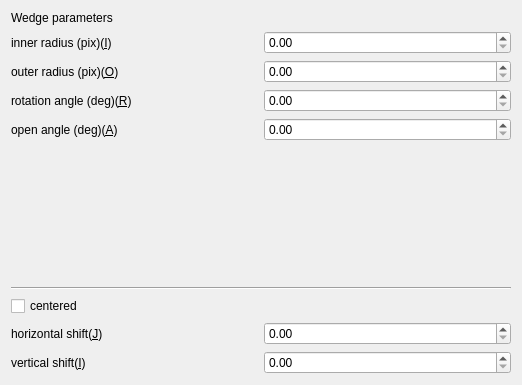
First picture: the form in ui/uiWidgetMaskWedge.ui, repository ManifoldsHu/FourDExplorer, before the edit.
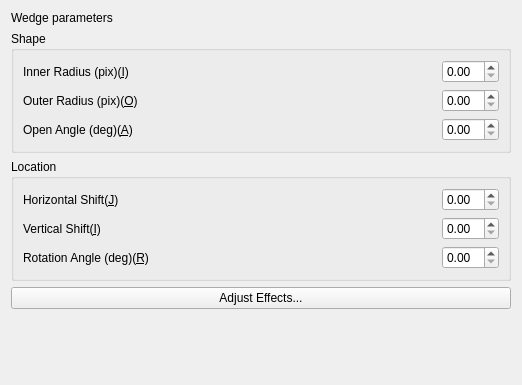
Second picture: the form after the edit.

Commit message: add Ring, Wedge, Rectangle, Ellipse, RegularPolygons in the Virtual Image page as masks.

The edit to the form file:
```diff
--- a/ui/uiWidgetMaskWedge.ui
+++ b/ui/uiWidgetMaskWedge.ui
@@ -13,9 +13,7 @@
   <property name="windowTitle">
    <string>Form</string>
   </property>
-  <layout class="QVBoxLayout" name="verticalLayout_2">
-   <item>
-    <layout class="QVBoxLayout" name="verticalLayout">
+  <layout class="QVBoxLayout" name="verticalLayout_3">
      <item>
       <widget class="QLabel" name="label_wedge_parameter">
        <property name="text">
@@ -24,17 +22,36 @@
       </widget>
      </item>
      <item>
+    <widget class="QGroupBox" name="groupBox">
+     <property name="title">
+      <string>Shape</string>
+     </property>
+     <layout class="QVBoxLayout" name="verticalLayout_2">
+      <item>
       <layout class="QHBoxLayout" name="horizontalLayout">
        <item>
         <widget class="QLabel" name="label_wedge_inner">
          <property name="text">
-          <string>inner radius (pix)(&amp;I)</string>
+           <string>Inner Radius (pix)(&amp;I)</string>
          </property>
          <property name="buddy">
           <cstring>doubleSpinBox_wedge_inner</cstring>
          </property>
         </widget>
        </item>
+        <item>
+         <spacer name="horizontalSpacer">
+          <property name="orientation">
+           <enum>Qt::Horizontal</enum>
+          </property>
+          <property name="sizeHint" stdset="0">
+           <size>
+            <width>40</width>
+            <height>20</height>
+           </size>
+          </property>
+         </spacer>
+        </item>
        <item>
         <widget class="QDoubleSpinBox" name="doubleSpinBox_wedge_inner"/>
        </item>
@@ -45,91 +62,95 @@
        <item>
         <widget class="QLabel" name="label_wedge_outer">
          <property name="text">
-          <string>outer radius (pix)(&amp;O)</string>
+           <string>Outer Radius (pix)(&amp;O)</string>
          </property>
          <property name="buddy">
           <cstring>doubleSpinBox_wedge_outer</cstring>
          </property>
         </widget>
        </item>
+        <item>
+         <spacer name="horizontalSpacer_2">
+          <property name="orientation">
+           <enum>Qt::Horizontal</enum>
+          </property>
+          <property name="sizeHint" stdset="0">
+           <size>
+            <width>40</width>
+            <height>20</height>
+           </size>
+          </property>
+         </spacer>
+        </item>
        <item>
         <widget class="QDoubleSpinBox" name="doubleSpinBox_wedge_outer"/>
        </item>
       </layout>
      </item>
-     <item>
-      <layout class="QHBoxLayout" name="horizontalLayout_3">
-       <item>
-        <widget class="QLabel" name="label_wedge_rotate_angle">
-         <property name="text">
-          <string>rotation angle (deg)(&amp;R)</string>
-         </property>
-         <property name="buddy">
-          <cstring>doubleSpinBox_wedge_rotate_angle</cstring>
-         </property>
-        </widget>
-       </item>
-       <item>
-        <widget class="QDoubleSpinBox" name="doubleSpinBox_wedge_rotate_angle"/>
-       </item>
-      </layout>
-     </item>
      <item>
       <layout class="QHBoxLayout" name="horizontalLayout_4">
        <item>
         <widget class="QLabel" name="label_wedge_open_angle">
          <property name="text">
-          <string>open angle (deg)(&amp;A)</string>
+           <string>Open Angle (deg)(&amp;A)</string>
          </property>
          <property name="buddy">
           <cstring>doubleSpinBox_wedge_open_angle</cstring>
          </property>
         </widget>
        </item>
+        <item>
+         <spacer name="horizontalSpacer_4">
+          <property name="orientation">
+           <enum>Qt::Horizontal</enum>
+          </property>
+          <property name="sizeHint" stdset="0">
+           <size>
+            <width>40</width>
+            <height>20</height>
+           </size>
+          </property>
+         </spacer>
+        </item>
        <item>
         <widget class="QDoubleSpinBox" name="doubleSpinBox_wedge_open_angle"/>
        </item>
       </layout>
      </item>
-     <item>
-      <spacer name="verticalSpacer">
-       <property name="orientation">
-        <enum>Qt::Vertical</enum>
-       </property>
-       <property name="sizeHint" stdset="0">
-        <size>
-         <width>20</width>
-         <height>40</height>
-        </size>
-       </property>
-      </spacer>
-     </item>
-     <item>
-      <widget class="Line" name="line_3">
-       <property name="orientation">
-        <enum>Qt::Horizontal</enum>
-       </property>
+     </layout>
       </widget>
      </item>
      <item>
-      <widget class="QCheckBox" name="checkBox_wedge_is_center">
-       <property name="text">
-        <string>centered</string>
-       </property>
-      </widget>
-     </item>
+    <widget class="QGroupBox" name="groupBox_2">
+     <property name="title">
+      <string>Location</string>
+     </property>
+     <layout class="QVBoxLayout" name="verticalLayout">
      <item>
       <layout class="QHBoxLayout" name="horizontalLayout_6">
        <item>
         <widget class="QLabel" name="label_wedge_center_j">
          <property name="text">
-          <string>horizontal shift(&amp;J)</string>
+           <string>Horizontal Shift(&amp;J)</string>
          </property>
          <property name="buddy">
           <cstring>doubleSpinBox_wedge_center_j</cstring>
          </property>
         </widget>
        </item>
+        <item>
+         <spacer name="horizontalSpacer_5">
+          <property name="orientation">
+           <enum>Qt::Horizontal</enum>
+          </property>
+          <property name="sizeHint" stdset="0">
+           <size>
+            <width>40</width>
+            <height>20</height>
+           </size>
+          </property>
+         </spacer>
+        </item>
        <item>
         <widget class="QDoubleSpinBox" name="doubleSpinBox_wedge_center_j"/>
        </item>
@@ -140,19 +161,83 @@
        <item>
         <widget class="QLabel" name="label_wedge_center_i">
          <property name="text">
-          <string>vertical shift(&amp;I)</string>
+           <string>Vertical Shift(&amp;I)</string>
          </property>
          <property name="buddy">
           <cstring>doubleSpinBox_wedge_center_i</cstring>
          </property>
         </widget>
        </item>
+        <item>
+         <spacer name="horizontalSpacer_6">
+          <property name="orientation">
+           <enum>Qt::Horizontal</enum>
+          </property>
+          <property name="sizeHint" stdset="0">
+           <size>
+            <width>40</width>
+            <height>20</height>
+           </size>
+          </property>
+         </spacer>
+        </item>
        <item>
         <widget class="QDoubleSpinBox" name="doubleSpinBox_wedge_center_i"/>
        </item>
       </layout>
      </item>
-    </layout>
+      <item>
+       <layout class="QHBoxLayout" name="horizontalLayout_3">
+        <item>
+         <widget class="QLabel" name="label_wedge_rotate_angle">
+          <property name="text">
+           <string>Rotation Angle (deg)(&amp;R)</string>
+          </property>
+          <property name="buddy">
+           <cstring>doubleSpinBox_wedge_rotate_angle</cstring>
+          </property>
+         </widget>
+        </item>
+        <item>
+         <spacer name="horizontalSpacer_3">
+          <property name="orientation">
+           <enum>Qt::Horizontal</enum>
+          </property>
+          <property name="sizeHint" stdset="0">
+           <size>
+            <width>40</width>
+            <height>20</height>
+           </size>
+          </property>
+         </spacer>
+        </item>
+        <item>
+         <widget class="QDoubleSpinBox" name="doubleSpinBox_wedge_rotate_angle"/>
+        </item>
+       </layout>
+      </item>
+     </layout>
+    </widget>
+   </item>
+   <item>
+    <widget class="QPushButton" name="pushButton_adjust_effects">
+     <property name="text">
+      <string>Adjust Effects...</string>
+     </property>
+    </widget>
+   </item>
+   <item>
+    <spacer name="verticalSpacer">
+     <property name="orientation">
+      <enum>Qt::Vertical</enum>
+     </property>
+     <property name="sizeHint" stdset="0">
+      <size>
+       <width>20</width>
+       <height>68</height>
+      </size>
+     </property>
+    </spacer>
    </item>
   </layout>
  </widget>
```
Lines whose indentation alone changed are shown as unchanged. The commit also changes 12 other files.
